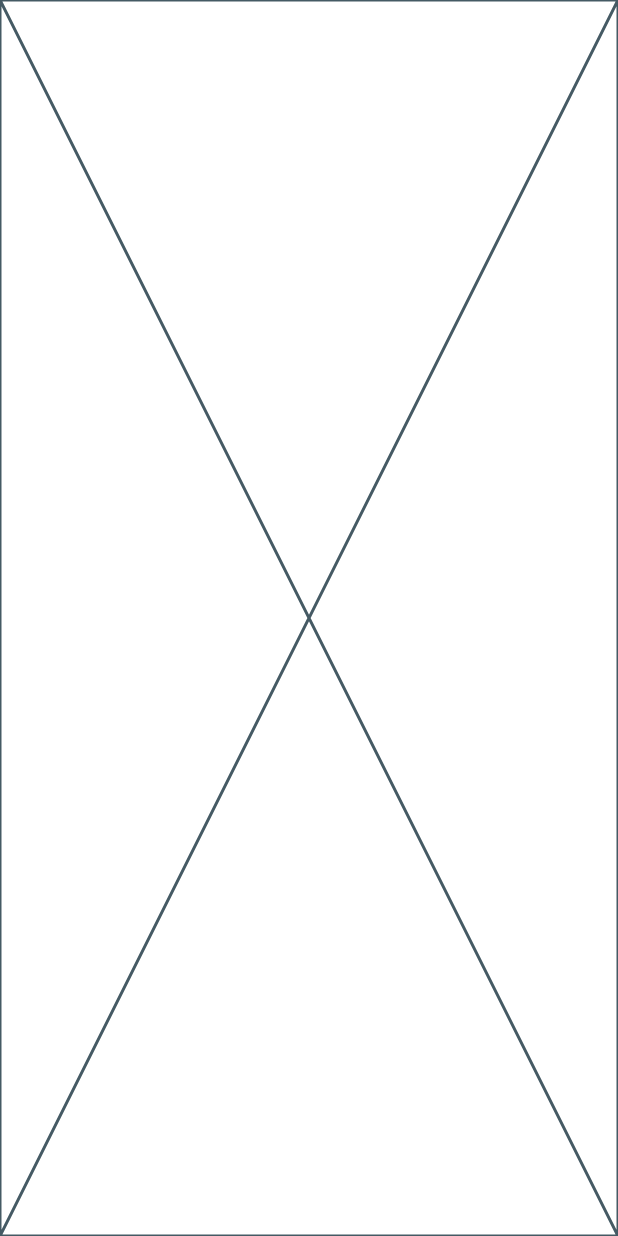
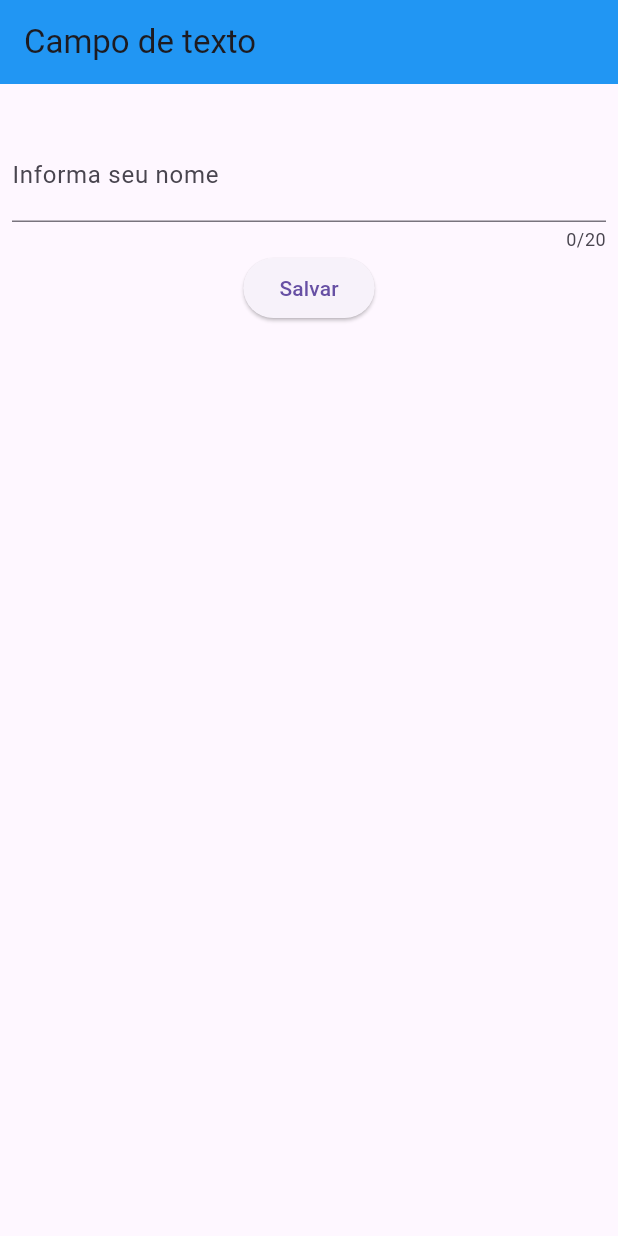
Before and after one commit to simaomadiadia/TextField_Flutter, a Flutter app: the screen it shows after launch, on a phone screen of 412 x 824 dp. Run offline on Flutter 3.47's test engine with Material 3 defaults, Android fonts, the phone set to English and light mode, and no system bars.

Commit message:
Criar TextInput do tipo text, Criar botão  e adicionar evento para capturar valor digitado no textInput

```diff
--- a/lib/CampoTexto.dart
+++ b/lib/CampoTexto.dart
@@ -1,5 +1,6 @@
 
 import 'package:flutter/material.dart';
+import 'package:flutter/services.dart';
 
 class CampoTexto extends StatefulWidget {
   const CampoTexto({super.key});
@@ -9,8 +10,50 @@ class CampoTexto extends StatefulWidget {
 }
 
 class _CampoTextoState extends State<CampoTexto> {
+
+  TextEditingController _txtNome = TextEditingController();
   @override
   Widget build(BuildContext context) {
-    return const Placeholder();
+    return Scaffold(
+      appBar: AppBar(
+        title: Text("Campo de texto"),
+        backgroundColor: Colors.blue,
+      ),
+      body: Center(
+        child: Container(
+          child: Column(
+            children: [
+              Padding(
+                padding: EdgeInsets.only(top: 30,left: 8,right: 8,),
+                child: TextField(
+                  keyboardType: TextInputType.number,
+                  decoration: InputDecoration(
+                    labelText: "Informa seu nome"
+                  ),
+                  maxLength: 20,
+                  style: TextStyle(
+                    fontSize: 20,
+                    color: Colors.green,
+                  ),
+                  onChanged: ( String valor){
+                    print("Evento onChange "+valor);
+                  },
+
+                  onSubmitted: (String valor){
+                  print("Evento onSubmitted "+valor);
+                 },
+                  controller: _txtNome,
+                ),
+              ),
+              ElevatedButton(
+                  onPressed: (){
+                    print(" Voce digitou ${_txtNome.text}");
+                  },
+                  child: Text("Salvar"))
+            ],
+          ),
+        ),
+      ),
+    );
   }
 }
```
